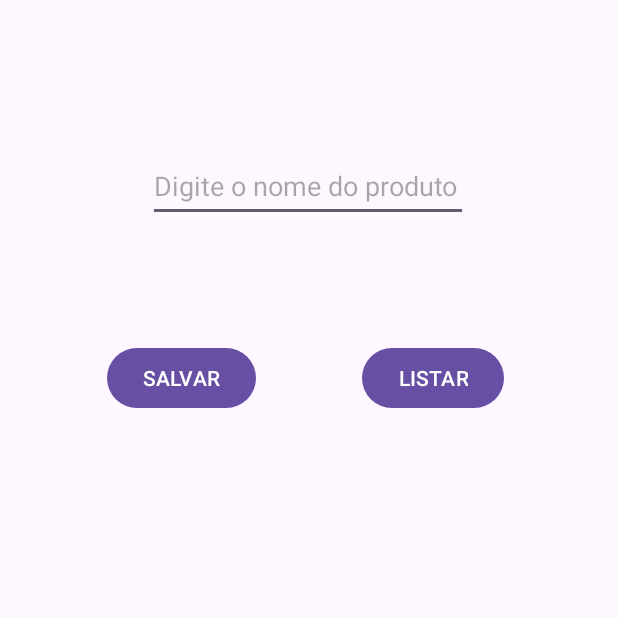
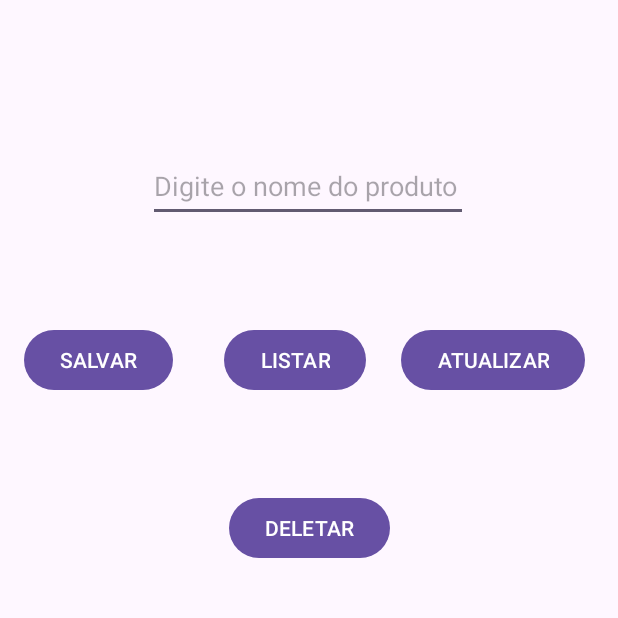
Before and after one commit to LunaFaustino/mobile, an Android app: the screen it shows after launch (MainActivity), after a tap on "SALVAR", on a phone screen of 412 x 824 dp, the top half of it. Run offline under Robolectric (Android 15) with nearby library versions, the light colour scheme and no system bars.

Commit message:
Continuação aula do dia 20/09

```diff
--- a/1 Semestre/Aula2009/gradle/libs.versions.toml
+++ b/1 Semestre/Aula2009/gradle/libs.versions.toml
@@ -1,5 +1,5 @@
 [versions]
-agp = "8.6.0"
+agp = "8.3.1"
 kotlin = "1.9.0"
 coreKtx = "1.10.1"
 junit = "4.13.2"
--- a/1 Semestre/Aula2709/app/src/main/java/com/example/aula2709/MainActivity.kt
+++ b/1 Semestre/Aula2709/app/src/main/java/com/example/aula2709/MainActivity.kt
@@ -9,7 +9,9 @@ import androidx.appcompat.app.AppCompatActivity
 import androidx.core.view.ViewCompat
 import androidx.core.view.WindowInsetsCompat
 import com.example.aula2709.bancodedados.DatabaseHelper
-import java.lang.Exception
+import com.example.aula2709.bancodedados.ProdutoDAO
+import com.example.aula2709.model.Produto
+import kotlin.Exception
 
 class MainActivity : AppCompatActivity() {
 
@@ -20,6 +22,8 @@ class MainActivity : AppCompatActivity() {
     private lateinit var editNomeProduto:EditText
     private lateinit var btnSalvar:Button
     private lateinit var btnListar:Button
+    private lateinit var btnAtualizar:Button
+    private lateinit var btnDeletar:Button
 
     override fun onCreate(savedInstanceState: Bundle?) {
         super.onCreate(savedInstanceState)
@@ -34,6 +38,8 @@ class MainActivity : AppCompatActivity() {
         editNomeProduto = findViewById(R.id.editNomeProduto)
         btnSalvar = findViewById(R.id.btnSalvar)
         btnListar = findViewById(R.id.btnListar)
+        btnAtualizar = findViewById(R.id.btnAtualizar)
+        btnDeletar = findViewById(R.id.btnDeletar)
 
         btnSalvar.setOnClickListener {
             salvar()
@@ -43,16 +49,24 @@ class MainActivity : AppCompatActivity() {
             listar()
         }
 
+        btnAtualizar.setOnClickListener{
+            atualizar()
+        }
+
+        btnDeletar.setOnClickListener {
+            deletar()
+        }
+
     }
 
     private fun salvar(){
         val nomeProduto = editNomeProduto.text.toString()
-        try {
-            bancoDados.writableDatabase.execSQL("insert into produtos values(null, '$nomeProduto', '120GB')")
-            Log.i("db_info","Produto inserido com sucesso")
-        }catch (e:Exception){
-            e.printStackTrace()
-        }
+        val produtoDAO = ProdutoDAO(this)
+        val produto = Produto(
+            -1,nomeProduto,"SEM DESCRIÇÃO"
+        )
+
+        produtoDAO.salvar(produto)
     }
 
     private fun listar(){
@@ -60,10 +74,34 @@ class MainActivity : AppCompatActivity() {
         val cursor = bancoDados.readableDatabase.rawQuery(sql,null)
 
         while (cursor.moveToNext()){
+            val id = cursor.getInt(0)
             val nome = cursor.getString(1)
             val descricao = cursor.getString(2)
-            Log.i("db_info","Nome: $nome Descrição: $descricao")
+            Log.i("db_info","ID: $id - Nome: $nome - Descrição: $descricao")
 
         }
     }
+
+    private fun atualizar(){
+        val nomeProduto = editNomeProduto.text.toString()
+        val sql = "update produtos set titulo = '$nomeProduto' where id_produto = 2;"
+        try {
+            bancoDados.writableDatabase.execSQL(sql)
+            Log.i("db_info","Nome do produto atualizado com sucesso.")
+        }catch (e:Exception) {
+            e.printStackTrace()
+            Log.i("db_info", "Erro ao atualizar.")
+        }
+    }
+
+    private fun deletar(){
+        val sql = "delete from produtos where id_produto = 2;"
+        try {
+            bancoDados.writableDatabase.execSQL(sql)
+            Log.i("db_info","Produto deletado com sucesso")
+        }catch (e:Exception){
+            e.printStackTrace()
+            Log.i("db_info","Erro ao deletar.")
+        }
+    }
 }
--- a/1 Semestre/Aula2709/app/src/main/java/com/example/aula2709/bancodedados/DatabaseHelper.kt
+++ b/1 Semestre/Aula2709/app/src/main/java/com/example/aula2709/bancodedados/DatabaseHelper.kt
@@ -12,6 +12,7 @@ class DatabaseHelper(contexto:Context): SQLiteOpenHelper(
     // CursorFactory
     // versão
     contexto,"loja",null,1
+
 ){
     override fun onCreate(db: SQLiteDatabase?) {
         // é executado uma única vez, quando o app é instalado
--- /dev/null
+++ b/1 Semestre/Aula2709/app/src/main/java/com/example/aula2709/bancodedados/IProdutoDAO.kt
@@ -0,0 +1,10 @@
+package com.example.aula2709.bancodedados
+
+import com.example.aula2709.model.Produto
+
+interface IProdutoDAO {
+    fun salvar(produto: Produto):Boolean
+    fun atualizar(produto: Produto):Boolean
+    fun remover(id: Int):Boolean
+    fun listar():List<Produto>
+}
--- /dev/null
+++ b/1 Semestre/Aula2709/app/src/main/java/com/example/aula2709/bancodedados/ProdutoDAO.kt
@@ -0,0 +1,37 @@
+package com.example.aula2709.bancodedados
+
+import android.content.Context
+import android.util.Log
+import com.example.aula2709.model.Produto
+
+class ProdutoDAO(context:Context) : IProdutoDAO {
+    val escrita = DatabaseHelper(context).writableDatabase
+    val leitura = DatabaseHelper(context).readableDatabase
+    override fun salvar(produto: Produto): Boolean {
+        val titulo = produto.titulo
+        val descricao = produto.descricao
+
+        try {
+            val sql = "insert into produtos values(null, '$titulo', '$descricao')"
+            escrita.execSQL(sql)
+            Log.i("db_info","Produto inserido com sucesso")
+        }catch (e:Exception){
+            e.printStackTrace()
+            Log.i("db_info","Erro ao inserir produto")
+            return false
+        }
+        return true
+    }
+
+    override fun atualizar(produto: Produto): Boolean {
+        TODO("Not yet implemented")
+    }
+
+    override fun remover(id: Int): Boolean {
+        TODO("Not yet implemented")
+    }
+
+    override fun listar(): List<Produto> {
+        TODO("Not yet implemented")
+    }
+}
--- /dev/null
+++ b/1 Semestre/Aula2709/app/src/main/java/com/example/aula2709/model/Produto.kt
@@ -0,0 +1,7 @@
+package com.example.aula2709.model
+
+data class Produto(
+    val id:Int,
+    val titulo:String,
+    val descricao:String
+)
--- a/1 Semestre/Aula2709/app/src/main/res/layout/activity_main.xml
+++ b/1 Semestre/Aula2709/app/src/main/res/layout/activity_main.xml
@@ -25,9 +25,10 @@
         android:id="@+id/btnSalvar"
         android:layout_width="wrap_content"
         android:layout_height="wrap_content"
-        android:layout_marginTop="80dp"
+        android:layout_marginTop="68dp"
         android:text="SALVAR"
         app:layout_constraintEnd_toStartOf="@+id/btnListar"
+        app:layout_constraintHorizontal_bias="0.326"
         app:layout_constraintStart_toStartOf="parent"
         app:layout_constraintTop_toBottomOf="@+id/editNomeProduto" />
 
@@ -35,9 +36,30 @@
         android:id="@+id/btnListar"
         android:layout_width="wrap_content"
         android:layout_height="wrap_content"
-        android:layout_marginTop="80dp"
-        android:layout_marginEnd="76dp"
+        android:layout_marginTop="68dp"
+        android:layout_marginEnd="168dp"
         android:text="LISTAR"
         app:layout_constraintEnd_toEndOf="parent"
         app:layout_constraintTop_toBottomOf="@+id/editNomeProduto" />
+
+    <Button
+        android:id="@+id/btnAtualizar"
+        android:layout_width="wrap_content"
+        android:layout_height="wrap_content"
+        android:layout_marginTop="68dp"
+        android:text="ATUALIZAR"
+        app:layout_constraintEnd_toEndOf="parent"
+        app:layout_constraintHorizontal_bias="0.515"
+        app:layout_constraintStart_toEndOf="@+id/btnListar"
+        app:layout_constraintTop_toBottomOf="@+id/editNomeProduto" />
+
+    <Button
+        android:id="@+id/btnDeletar"
+        android:layout_width="wrap_content"
+        android:layout_height="wrap_content"
+        android:layout_marginTop="64dp"
+        android:text="DELETAR"
+        app:layout_constraintEnd_toEndOf="parent"
+        app:layout_constraintStart_toStartOf="parent"
+        app:layout_constraintTop_toBottomOf="@+id/btnListar" />
 </androidx.constraintlayout.widget.ConstraintLayout>
--- a/1 Semestre/Aula2709/gradle/libs.versions.toml
+++ b/1 Semestre/Aula2709/gradle/libs.versions.toml
@@ -1,5 +1,5 @@
 [versions]
-agp = "8.6.0"
+agp = "8.3.1"
 kotlin = "1.9.0"
 coreKtx = "1.10.1"
 junit = "4.13.2"
```
